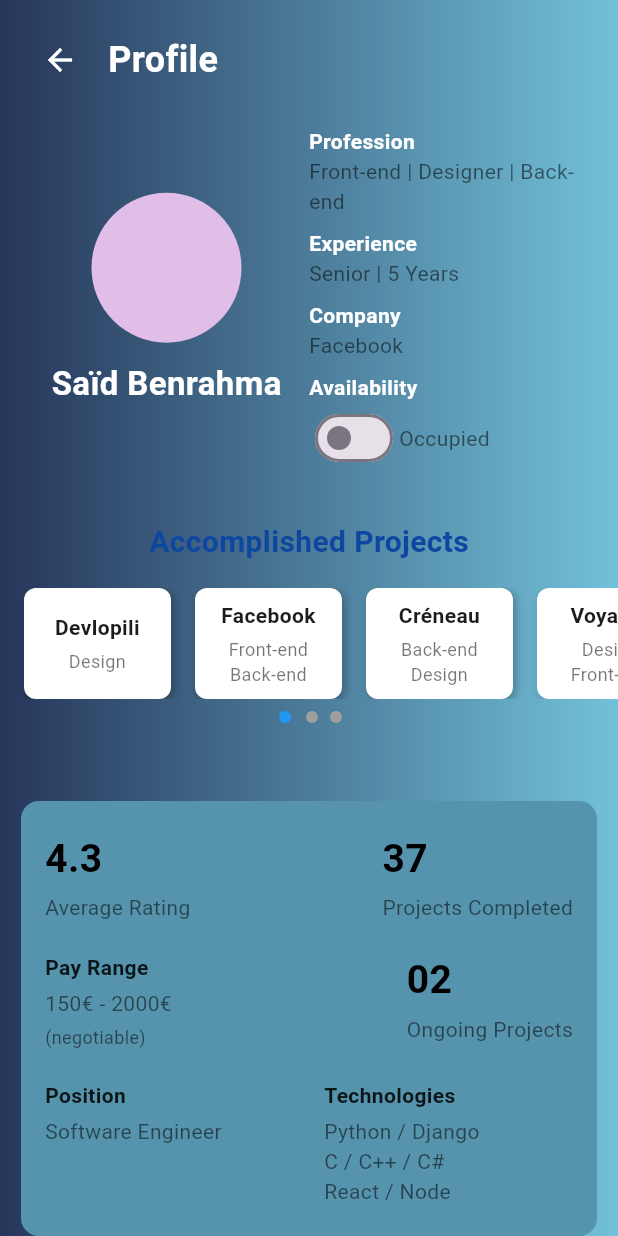
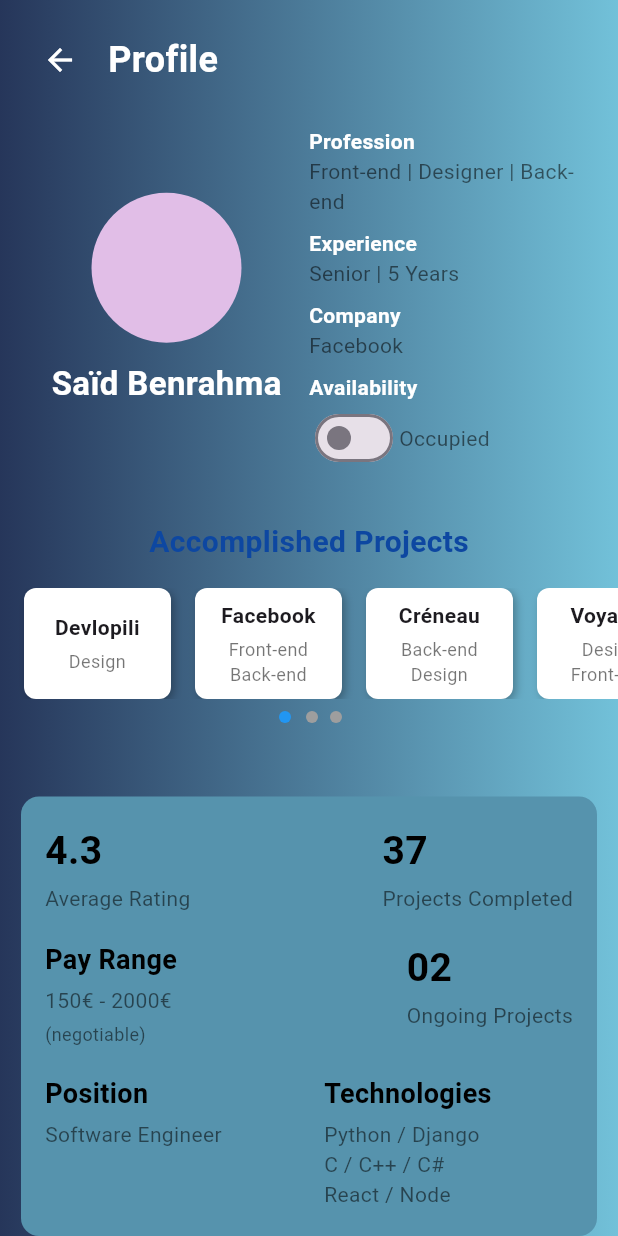
Before and after one commit to HammaAnes/developili-app, a Flutter app: the ProfilePage screen opened directly, on a phone screen of 412 x 824 dp. Run offline on Flutter 3.47's test engine with Material 3 defaults, Android fonts, the light colour scheme and no system bars; our stand-ins replace google_sign_in, sign_in_with_apple.

Commit message:
Last change Profile page

```diff
--- a/front_end/lib/presentations/Profile.dart
+++ b/front_end/lib/presentations/Profile.dart
@@ -260,12 +260,14 @@ class _ProfilePageState extends State<ProfilePage> {
               ),
 
               // Bottom Section
+              // Adjusting the Bottom Section
               Container(
                 margin: const EdgeInsets.only(
                     left: 14, right: 14), // Margins for the container
                 width: double.infinity,
                 padding: const EdgeInsets.symmetric(
-                    vertical: 20), // Top and bottom padding
+                  vertical: 18, // Reduced padding to fix overflow
+                ),
                 decoration: BoxDecoration(
                   color: const Color(0xFF5693AD),
                   borderRadius: BorderRadius.circular(12),
@@ -284,7 +286,8 @@ class _ProfilePageState extends State<ProfilePage> {
                           _statItem("37", "Projects Completed"),
                         ],
                       ),
-                      const SizedBox(height: 20),
+                      const SizedBox(
+                          height: 18), // Reduced spacing between rows
 
                       // Middle Row: Pay Range and Ongoing Projects
                       Row(
@@ -294,7 +297,15 @@ class _ProfilePageState extends State<ProfilePage> {
                           Column(
                             crossAxisAlignment: CrossAxisAlignment.start,
                             children: [
-                              Text("Pay Range", style: labelStyle),
+                              Text("Pay Range",
+                                  style: labelStyle.copyWith(
+                                    fontWeight: FontWeight
+                                        .bold, // Makes it bold like a title
+                                    fontSize:
+                                        18, // Slightly larger font size for prominence
+                                    color:
+                                        Colors.black, // Ensure clear visibility
+                                  )),
                               const SizedBox(height: 4),
                               Text("150€ - 2000€", style: infoStyle),
                               const SizedBox(height: 4),
@@ -307,7 +318,8 @@ class _ProfilePageState extends State<ProfilePage> {
                           _statItem("02", "Ongoing Projects"),
                         ],
                       ),
-                      const SizedBox(height: 20),
+                      const SizedBox(
+                          height: 18), // Reduced spacing between rows
 
                       // Bottom Row: Position and Technologies
                       Row(
@@ -317,7 +329,15 @@ class _ProfilePageState extends State<ProfilePage> {
                             child: Column(
                               crossAxisAlignment: CrossAxisAlignment.start,
                               children: [
-                                Text("Position", style: labelStyle),
+                                Text("Position",
+                                    style: labelStyle.copyWith(
+                                      fontWeight: FontWeight
+                                          .bold, // Makes it bold like a title
+                                      fontSize:
+                                          18, // Slightly larger font size for prominence
+                                      color: Colors
+                                          .black, // Ensure clear visibility
+                                    )),
                                 const SizedBox(height: 4),
                                 Text("Software Engineer", style: infoStyle),
                               ],
@@ -328,7 +348,15 @@ class _ProfilePageState extends State<ProfilePage> {
                             child: Column(
                               crossAxisAlignment: CrossAxisAlignment.start,
                               children: [
-                                Text("Technologies", style: labelStyle),
+                                Text("Technologies",
+                                    style: labelStyle.copyWith(
+                                      fontWeight: FontWeight
+                                          .bold, // Makes it bold like a title
+                                      fontSize:
+                                          18, // Slightly larger font size for prominence
+                                      color: Colors
+                                          .black, // Ensure clear visibility
+                                    )),
                                 const SizedBox(height: 4),
                                 Text(
                                   "Python / Django\nC / C++ / C#\nReact / Node",
@@ -367,7 +395,7 @@ class _ProfilePageState extends State<ProfilePage> {
             fontSize: 26,
           ),
         ),
-        const SizedBox(height: 4),
+        const SizedBox(height: 3),
         Text(label, style: const TextStyle(color: Colors.black54)),
       ],
     );
```
